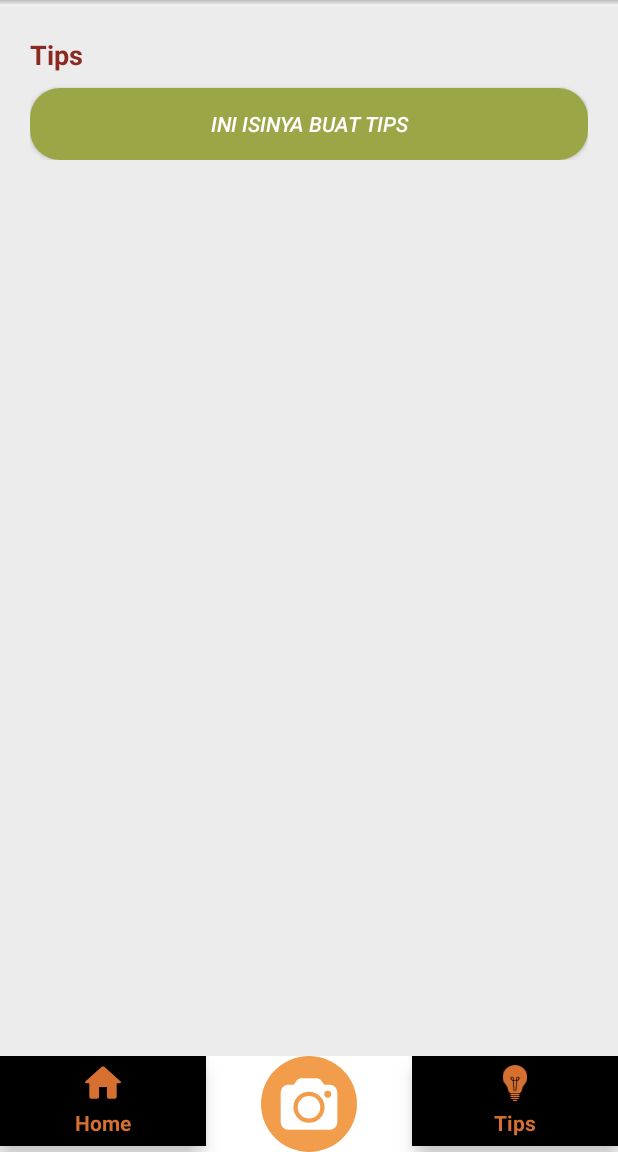
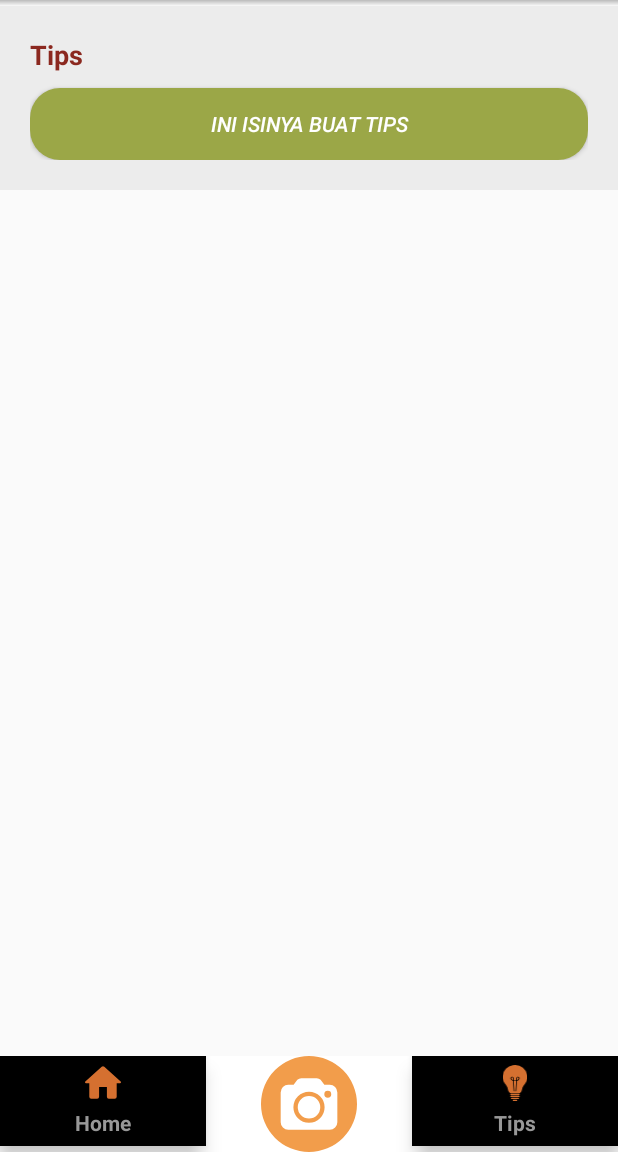
Before and after one commit to fafahirafa/SnapDiet, an Android app: the HomeFragment screen opened directly, with no data from a screen before it, item 2 of the bottom bar chosen, on a phone screen of 412 x 824 dp, the part 84-1236 px from its top. Run offline under Robolectric (Android 15) with nearby library versions, the phone set to English and light mode, and no system bars; our stand-ins replace Firebase (no records; nobody signed in at launch, a user with empty details on screens opened directly); libraries missing offline, so code that uses them is left out: com.jjoe64.graphview; 7 statements that could not run were skipped.

Commit message:
nih pasti bisa
- ubah activity_main jadi scrollview
- nambahin graph view di fragment_home

```diff
--- a/app/src/main/res/layout/activity_main.xml
+++ b/app/src/main/res/layout/activity_main.xml
@@ -1,10 +1,20 @@
 <?xml version="1.0" encoding="utf-8"?>
-<LinearLayout xmlns:android="http://schemas.android.com/apk/res/android"
+<RelativeLayout xmlns:android="http://schemas.android.com/apk/res/android"
     xmlns:app="http://schemas.android.com/apk/res-auto"
     android:layout_width="match_parent"
     android:layout_height="match_parent"
+    android:orientation="vertical"
+    >
+
+    <ScrollView
+        android:layout_above="@+id/bottom_navigation"
+        android:layout_width="match_parent"
+        android:layout_height="match_parent">
+
+        <LinearLayout
+            android:layout_width="match_parent"
+            android:layout_height="match_parent"
             android:orientation="vertical">
-
             <android.support.v7.widget.Toolbar
                 android:id="@+id/toolbar"
                 android:layout_width="match_parent"
@@ -37,14 +47,19 @@
                     android:layout_width="match_parent"
                     android:layout_height="match_parent" />
 
-
             </FrameLayout>
 
 
+
+        </LinearLayout>
+
+    </ScrollView>
     <LinearLayout
+        android:id="@+id/bottom_navigation"
         android:layout_width="match_parent"
         android:layout_height="wrap_content"
         android:orientation="horizontal"
+        android:layout_alignParentBottom="true"
         android:layout_marginBottom="0dp"
         android:background="@color/putih">
 
@@ -53,9 +68,10 @@
             android:layout_width="0dp"
             android:layout_height="60dp"
             android:layout_weight="1"
-            app:itemTextColor="@color/orentua"
-            app:menu="@menu/nav_items"
-            >
+
+
+            app:itemTextColor="@color/abutua"
+            app:menu="@menu/nav_items">
 
 
         </android.support.design.widget.BottomNavigationView>
@@ -73,11 +89,11 @@
             android:layout_width="0dp"
             android:layout_height="60dp"
             android:layout_weight="1"
-            app:itemTextColor="@color/orentua"
-            app:menu="@menu/nav_items2"
-            >
+
+            app:itemTextColor="@color/abutua"
+            app:menu="@menu/nav_items2">
 
 
         </android.support.design.widget.BottomNavigationView>
     </LinearLayout>
-</LinearLayout>
+</RelativeLayout>
```
Also changed, not shown: app/src/main/res/layout/fragment_home.xml (+33 -12 lines). Lines whose indentation alone changed are shown as unchanged.
